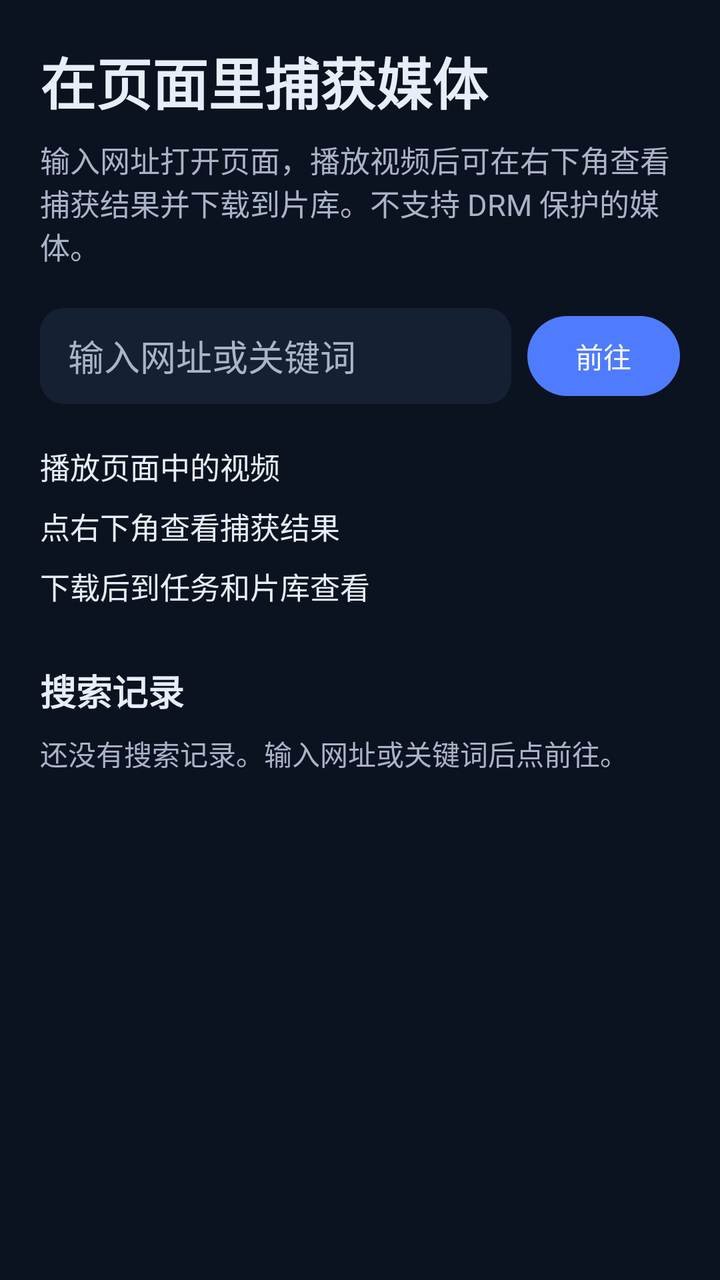
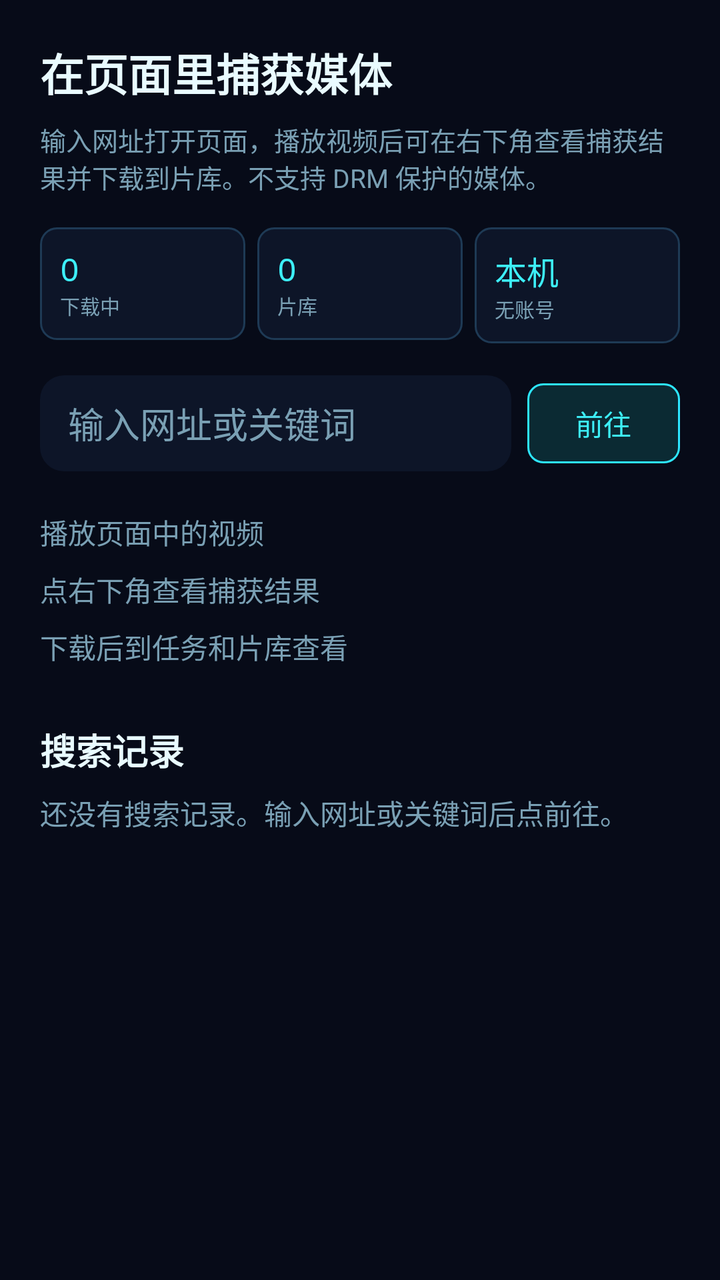

The first picture is an Android layout as it rendered before a commit; the second is the same layout after the commit. The layout source and the unified diff follow.
<!-- AndroidManifest.xml: application theme Theme.WebMediaCapture -->
<!-- res/layout/panel_home.xml -->
<?xml version="1.0" encoding="utf-8"?>
<ScrollView xmlns:android="http://schemas.android.com/apk/res/android"
    android:id="@+id/panel_home"
    android:layout_width="match_parent"
    android:layout_height="match_parent"
    android:background="@color/surface"
    android:fillViewport="true">

    <LinearLayout
        android:layout_width="match_parent"
        android:layout_height="wrap_content"
        android:orientation="vertical"
        android:padding="20dp">

        <TextView
            android:layout_width="match_parent"
            android:layout_height="wrap_content"
            android:text="@string/home_title"
            android:textColor="@color/on_surface"
            android:textSize="28sp"
            android:textStyle="bold" />

        <TextView
            android:layout_width="match_parent"
            android:layout_height="wrap_content"
            android:layout_marginTop="8dp"
            android:text="@string/home_body"
            android:textColor="@color/on_surface_variant"
            android:textSize="15sp" />

        <LinearLayout
            android:layout_width="match_parent"
            android:layout_height="wrap_content"
            android:layout_marginTop="20dp"
            android:gravity="center_vertical"
            android:orientation="horizontal">

            <EditText
                android:id="@+id/home_address"
                android:layout_width="0dp"
                android:layout_height="48dp"
                android:layout_weight="1"
                android:background="@drawable/bg_address"
                android:hint="@string/address_hint"
                android:imeOptions="actionGo"
                android:importantForAutofill="no"
                android:inputType="textUri"
                android:paddingStart="14dp"
                android:paddingEnd="14dp"
                android:singleLine="true"
                android:textColor="@color/on_surface"
                android:textColorHint="@color/on_surface_variant" />

            <com.google.android.material.button.MaterialButton
                android:id="@+id/button_home_go"
                android:layout_width="wrap_content"
                android:layout_height="48dp"
                android:layout_marginStart="8dp"
                android:minWidth="72dp"
                android:text="@string/nav_go" />
        </LinearLayout>

        <TextView
            android:layout_width="match_parent"
            android:layout_height="wrap_content"
            android:layout_marginTop="20dp"
            android:text="@string/home_step_play"
            android:textColor="@color/on_surface"
            android:textSize="15sp" />

        <TextView
            android:layout_width="match_parent"
            android:layout_height="wrap_content"
            android:layout_marginTop="8dp"
            android:text="@string/home_step_capture"
            android:textColor="@color/on_surface"
            android:textSize="15sp" />

        <TextView
            android:layout_width="match_parent"
            android:layout_height="wrap_content"
            android:layout_marginTop="8dp"
            android:text="@string/home_step_save"
            android:textColor="@color/on_surface"
            android:textSize="15sp" />

        <TextView
            android:layout_width="match_parent"
            android:layout_height="wrap_content"
            android:layout_marginTop="28dp"
            android:text="@string/home_history"
            android:textColor="@color/on_surface"
            android:textSize="18sp"
            android:textStyle="bold" />

        <TextView
            android:id="@+id/home_history_empty"
            android:layout_width="match_parent"
            android:layout_height="wrap_content"
            android:layout_marginTop="8dp"
            android:text="@string/home_history_empty"
            android:textColor="@color/on_surface_variant" />

        <LinearLayout
            android:id="@+id/home_history_list"
            android:layout_width="match_parent"
            android:layout_height="wrap_content"
            android:orientation="vertical" />
    </LinearLayout>
</ScrollView>
<!-- resources referenced by this layout -->
<resources>
  <color name="on_surface">#E8EEF9</color>
  <color name="on_surface_variant">#A8B4C8</color>
  <color name="surface">#0B1220</color>
  <style name="Theme.WebMediaCapture" parent="Theme.Material3.Dark.NoActionBar">
          <item name="colorPrimary">@color/blue</item>
          <item name="colorOnPrimary">@color/on_primary</item>
          <item name="colorSecondary">@color/blue</item>
          <item name="colorSurface">@color/surface</item>
          <item name="colorOnSurface">@color/on_surface</item>
          <item name="colorOnSurfaceVariant">@color/on_surface_variant</item>
          <item name="colorOutline">@color/outline</item>
          <item name="colorError">@color/error</item>
          <item name="android:statusBarColor">@color/navy</item>
          <item name="android:navigationBarColor">@color/nav_bar</item>
          <item name="android:windowBackground">@color/surface</item>
          <item name="android:fontFamily">sans-serif</item>
          <item name="bottomNavigationStyle">@style/Widget.WebMediaCapture.BottomNav</item>
      </style>
  <color name="surface_variant">#162033</color>
  <color name="blue">#4F7CFF</color>
  <color name="on_primary">#FFFFFF</color>
  <color name="outline">#3A4A63</color>
  <color name="navy">#0B1220</color>
  <color name="nav_bar">#0F1828</color>
  <style name="Widget.WebMediaCapture.BottomNav" parent="Widget.Material3.BottomNavigationView">
          <item name="android:background">@color/nav_bar</item>
          <item name="itemIconTint">@color/nav_item_color</item>
          <item name="itemTextColor">@color/nav_item_color</item>
      </style>
  <!-- unchanged entries left out for length: 11 -->
</resources>

<!-- the commit's change to res/layout/panel_home.xml (unified diff, before → after) -->
@@ -17,7 +17,7 @@
             android:layout_height="wrap_content"
             android:text="@string/home_title"
             android:textColor="@color/on_surface"
-            android:textSize="28sp"
+            android:textSize="22sp"
             android:textStyle="bold" />
 
         <TextView
@@ -26,12 +26,96 @@
             android:layout_marginTop="8dp"
             android:text="@string/home_body"
             android:textColor="@color/on_surface_variant"
-            android:textSize="15sp" />
+            android:textSize="13sp" />
+
+        <LinearLayout
+            android:id="@+id/home_hud"
+            android:layout_width="match_parent"
+            android:layout_height="wrap_content"
+            android:layout_marginTop="16dp"
+            android:orientation="horizontal">
+
+            <LinearLayout
+                android:layout_width="0dp"
+                android:layout_height="wrap_content"
+                android:layout_marginEnd="6dp"
+                android:layout_weight="1"
+                android:background="@drawable/bg_hud"
+                android:orientation="vertical"
+                android:padding="10dp">
+
+                <TextView
+                    android:id="@+id/hud_downloading_value"
+                    android:layout_width="match_parent"
+                    android:layout_height="wrap_content"
+                    android:fontFamily="monospace"
+                    android:text="@string/hud_zero"
+                    android:textColor="@color/cyan"
+                    android:textSize="16sp" />
+
+                <TextView
+                    android:layout_width="match_parent"
+                    android:layout_height="wrap_content"
+                    android:text="@string/hud_downloading"
+                    android:textColor="@color/on_surface_variant"
+                    android:textSize="10sp" />
+            </LinearLayout>
+
+            <LinearLayout
+                android:layout_width="0dp"
+                android:layout_height="wrap_content"
+                android:layout_marginEnd="6dp"
+                android:layout_weight="1"
+                android:background="@drawable/bg_hud"
+                android:orientation="vertical"
+                android:padding="10dp">
+
+                <TextView
+                    android:id="@+id/hud_library_value"
+                    android:layout_width="match_parent"
+                    android:layout_height="wrap_content"
+                    android:fontFamily="monospace"
+                    android:text="@string/hud_zero"
+                    android:textColor="@color/cyan"
+                    android:textSize="16sp" />
+
+                <TextView
+                    android:layout_width="match_parent"
+                    android:layout_height="wrap_content"
+                    android:text="@string/hud_library"
+                    android:textColor="@color/on_surface_variant"
+                    android:textSize="10sp" />
+            </LinearLayout>
+
+            <LinearLayout
+                android:layout_width="0dp"
+                android:layout_height="wrap_content"
+                android:layout_weight="1"
+                android:background="@drawable/bg_hud"
+                android:orientation="vertical"
+                android:padding="10dp">
+
+                <TextView
+                    android:layout_width="match_parent"
+                    android:layout_height="wrap_content"
+                    android:fontFamily="monospace"
+                    android:text="@string/hud_local_value"
+                    android:textColor="@color/cyan"
+                    android:textSize="16sp" />
+
+                <TextView
+                    android:layout_width="match_parent"
+                    android:layout_height="wrap_content"
+                    android:text="@string/hud_local_label"
+                    android:textColor="@color/on_surface_variant"
+                    android:textSize="10sp" />
+            </LinearLayout>
+        </LinearLayout>
 
         <LinearLayout
             android:layout_width="match_parent"
             android:layout_height="wrap_content"
-            android:layout_marginTop="20dp"
+            android:layout_marginTop="16dp"
             android:gravity="center_vertical"
             android:orientation="horizontal">
 
@@ -65,24 +149,24 @@
             android:layout_height="wrap_content"
             android:layout_marginTop="20dp"
             android:text="@string/home_step_play"
-            android:textColor="@color/on_surface"
-            android:textSize="15sp" />
+            android:textColor="@color/on_surface_variant"
+            android:textSize="14sp" />
 
         <TextView
             android:layout_width="match_parent"
             android:layout_height="wrap_content"
             android:layout_marginTop="8dp"
             android:text="@string/home_step_capture"
-            android:textColor="@color/on_surface"
-            android:textSize="15sp" />
+            android:textColor="@color/on_surface_variant"
+            android:textSize="14sp" />
 
         <TextView
             android:layout_width="match_parent"
             android:layout_height="wrap_content"
             android:layout_marginTop="8dp"
             android:text="@string/home_step_save"
-            android:textColor="@color/on_surface"
-            android:textSize="15sp" />
+            android:textColor="@color/on_surface_variant"
+            android:textSize="14sp" />
 
         <TextView
             android:layout_width="match_parent"
<!-- resource entries referenced after the edit -->
@@ -1,33 +1,99 @@
 <!-- resources referenced by this layout -->
 <resources>
-  <color name="on_surface">#E8EEF9</color>
-  <color name="on_surface_variant">#A8B4C8</color>
-  <color name="surface">#0B1220</color>
+  <color name="cyan">#3DEFF8</color>
+  <color name="on_surface">#E9FBFF</color>
+  <color name="on_surface_variant">#7AA0B4</color>
+  <color name="surface">#070B18</color>
+  <!-- drawable bg_hud (drawable) -->
+  <?xml version="1.0" encoding="utf-8"?>
+  <shape xmlns:android="http://schemas.android.com/apk/res/android">
+      <solid android:color="@color/surface_raised" />
+      <corners android:radius="8dp" />
+      <stroke android:width="1dp" android:color="@color/outline" />
+  </shape>
+  <string name="hud_downloading">下载中</string>
+  <string name="hud_library">片库</string>
+  <string name="hud_local_label">无账号</string>
+  <string name="hud_local_value">本机</string>
+  <string name="hud_zero">0</string>
   <style name="Theme.WebMediaCapture" parent="Theme.Material3.Dark.NoActionBar">
-          <item name="colorPrimary">@color/blue</item>
+          <item name="colorPrimary">@color/cyan</item>
           <item name="colorOnPrimary">@color/on_primary</item>
-          <item name="colorSecondary">@color/blue</item>
+          <item name="colorPrimaryContainer">@color/primary_container</item>
+          <item name="colorOnPrimaryContainer">@color/cyan</item>
+          <item name="colorSecondary">@color/purple</item>
+          <item name="colorOnSecondary">@color/on_primary</item>
+          <item name="colorSecondaryContainer">@color/surface_raised</item>
+          <item name="colorOnSecondaryContainer">@color/purple</item>
+          <item name="colorTertiary">@color/cyan</item>
+          <item name="colorOnTertiary">@color/on_primary</item>
           <item name="colorSurface">@color/surface</item>
           <item name="colorOnSurface">@color/on_surface</item>
           <item name="colorOnSurfaceVariant">@color/on_surface_variant</item>
           <item name="colorOutline">@color/outline</item>
           <item name="colorError">@color/error</item>
+          <item name="colorSurfaceContainer">@color/surface_raised</item>
+          <item name="colorSurfaceContainerHigh">@color/surface_raised</item>
+          <item name="colorSurfaceContainerLowest">@color/navy</item>
+          <item name="colorControlActivated">@color/cyan</item>
           <item name="android:statusBarColor">@color/navy</item>
           <item name="android:navigationBarColor">@color/nav_bar</item>
           <item name="android:windowBackground">@color/surface</item>
           <item name="android:fontFamily">sans-serif</item>
+          <item name="android:colorControlHighlight">@color/cyan_ripple</item>
           <item name="bottomNavigationStyle">@style/Widget.WebMediaCapture.BottomNav</item>
+          <item name="materialButtonStyle">@style/Widget.WebMediaCapture.Button</item>
+          <item name="materialButtonOutlinedStyle">@style/Widget.WebMediaCapture.Button.Outlined</item>
+          <item name="extendedFloatingActionButtonStyle">@style/Widget.WebMediaCapture.Fab</item>
+          <item name="switchStyle">@style/Widget.WebMediaCapture.Switch</item>
       </style>
-  <color name="surface_variant">#162033</color>
-  <color name="blue">#4F7CFF</color>
-  <color name="on_primary">#FFFFFF</color>
-  <color name="outline">#3A4A63</color>
-  <color name="navy">#0B1220</color>
-  <color name="nav_bar">#0F1828</color>
+  <color name="surface_variant">#0D1528</color>
+  <color name="surface_raised">#0D1528</color>
+  <color name="on_primary">#070B18</color>
+  <color name="primary_container">#0B2A33</color>
+  <color name="purple">#B59CFF</color>
+  <color name="outline">#1E3A55</color>
+  <color name="navy">#070B18</color>
+  <color name="nav_bar">#050916</color>
+  <color name="cyan_ripple">#403DEFF8</color>
   <style name="Widget.WebMediaCapture.BottomNav" parent="Widget.Material3.BottomNavigationView">
           <item name="android:background">@color/nav_bar</item>
           <item name="itemIconTint">@color/nav_item_color</item>
           <item name="itemTextColor">@color/nav_item_color</item>
+          <item name="itemRippleColor">@color/cyan_ripple</item>
+      </style>
+  <style name="Widget.WebMediaCapture.Button" parent="Widget.Material3.Button">
+          <item name="backgroundTint">@color/primary_container</item>
+          <item name="android:textColor">@color/cyan</item>
+          <item name="iconTint">@color/cyan</item>
+          <item name="cornerRadius">8dp</item>
+          <item name="strokeColor">@color/cyan_stroke</item>
+          <item name="strokeWidth">1dp</item>
+          <item name="rippleColor">@color/cyan_ripple</item>
+      </style>
+  <style name="Widget.WebMediaCapture.Button.Outlined" parent="Widget.Material3.Button.OutlinedButton">
+          <item name="strokeColor">@color/outline</item>
+          <item name="android:textColor">@color/on_surface</item>
+          <item name="iconTint">@color/on_surface</item>
+          <item name="cornerRadius">8dp</item>
+          <item name="rippleColor">@color/cyan_ripple</item>
+      </style>
+  <style name="Widget.WebMediaCapture.Fab" parent="Widget.Material3.ExtendedFloatingActionButton.Primary">
+          <item name="backgroundTint">@color/primary_container</item>
+          <item name="android:textColor">@color/cyan</item>
+          <item name="iconTint">@color/cyan</item>
+          <item name="strokeColor">@color/cyan_stroke</item>
+          <item name="strokeWidth">1dp</item>
+          <item name="shapeAppearance">@style/Shape.WebMediaCapture.Fab</item>
+          <item name="rippleColor">@color/cyan_ripple</item>
+      </style>
+  <style name="Widget.WebMediaCapture.Switch" parent="Widget.Material3.CompoundButton.Switch">
+          <item name="thumbTint">@color/switch_thumb</item>
+          <item name="trackTint">@color/switch_track</item>
+      </style>
+  <color name="cyan_stroke">#2DE6FF</color>
+  <style name="Shape.WebMediaCapture.Fab" parent="ShapeAppearance.Material3.Corner.Medium">
+          <item name="cornerSize">8dp</item>
       </style>
   <!-- unchanged entries left out for length: 11 -->
 </resources>
